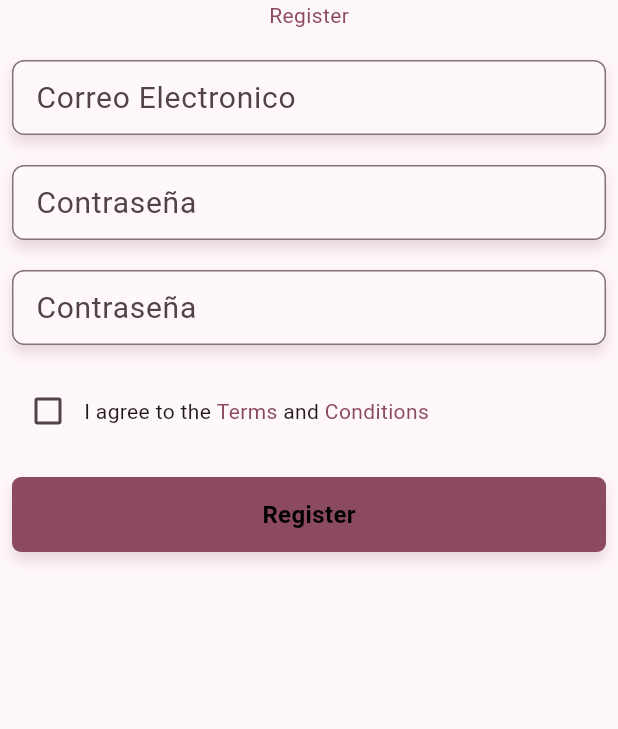
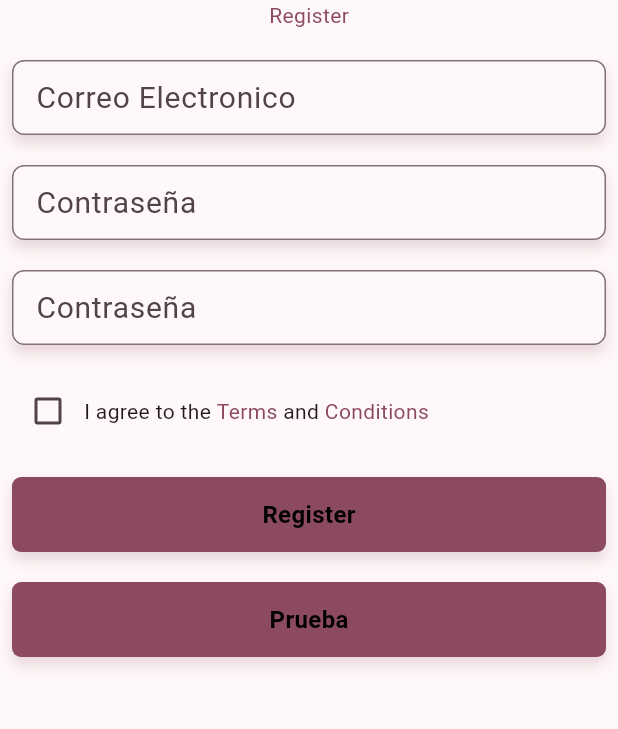
Before and after one commit to Upegui2005/CRUD_Flutter_Covenbiins, a Flutter app: the RegisterView screen opened by its route, on a phone screen of 412 x 824 dp, the part 282-1011 px from its top. Run offline on Flutter 3.47's test engine with Material 2 defaults, Android fonts, the phone set to English and light mode, and no system bars; our stand-ins replace bloc, equatable, faker, flutter_bloc, flutter_svg, go_router; missing offline and left inert: mongo_dart; Roboto replaces fonts that are missing (Odin Rounded); project files that could hold a hidden picture were left out.

Commit message:
Conecction DB

```diff
--- /dev/null
+++ b/lib/Mongo_Db_Model.dart
@@ -0,0 +1,32 @@
+import 'dart:convert';
+
+import 'package:mongo_dart/mongo_dart.dart';
+
+MongoDbModel mongoDbModelFromJson(String str) =>
+    MongoDbModel.fromJson(json.decode(str));
+
+String mongoDbModelToJson(MongoDbModel data) => json.encode(data.toJson());
+
+class MongoDbModel {
+  MongoDbModel({
+    required this.id,
+    required this.email,
+    required this.password,
+  });
+
+  ObjectId id;
+  String email;
+  String password;
+
+  factory MongoDbModel.fromJson(Map<String, dynamic> json) => MongoDbModel(
+    id: json["_id"],
+    email: json["email"],
+    password: json["password"],
+  );
+
+  Map<String, dynamic> toJson() => {
+    "_id": id,
+    "email": email,
+    "password": password,
+  };
+}
--- a/lib/app/presentation/views/register/register_view.dart
+++ b/lib/app/presentation/views/register/register_view.dart
@@ -1,6 +1,10 @@
+import 'package:covenbiins_2/Mongo_Db_Model.dart';
 import 'package:covenbiins_2/app/presentation/views/register/widgets/my_check_box.dart';
+import 'package:covenbiins_2/dbHelper/mondodb.dart';
+import 'package:faker/faker.dart';
 import 'package:flutter/material.dart';
 import 'package:flutter_svg/svg.dart';
+import 'package:mongo_dart/mongo_dart.dart' as M;
 
 import '../../widgets/form_text_field.dart';
 import '../../widgets/my_button_form.dart';
@@ -17,8 +21,8 @@ class RegisterView extends StatefulWidget {
 
 class _RegisterViewState extends State<RegisterView> {
 
-  final _emailAddress = TextEditingController();
-  final _visiblePassword = TextEditingController();
+  var emailAddress = TextEditingController();
+  var visiblePassword = TextEditingController();
 
   bool _checkBox = false;
 
@@ -54,7 +58,7 @@ class _RegisterViewState extends State<RegisterView> {
                     textInputType: TextInputType.emailAddress,
                     obscureText: false,
                     suffixIcon: false,
-                    controller: _emailAddress,
+                    controller: emailAddress,
                   ),
                   const SizedBox(height: 20,),
                   MyFormTextField(
@@ -63,7 +67,7 @@ class _RegisterViewState extends State<RegisterView> {
                     textInputType: TextInputType.visiblePassword,
                     obscureText: true,
                     suffixIcon: false,
-                    controller: _visiblePassword,
+                    controller: visiblePassword,
                   ),
                   const SizedBox(height: 20,),
                   MyFormTextField(
@@ -72,7 +76,7 @@ class _RegisterViewState extends State<RegisterView> {
                     textInputType: TextInputType.visiblePassword,
                     obscureText: true,
                     suffixIcon: false,
-                    controller: _visiblePassword,
+                    controller:   visiblePassword,
                   ),
 
                   const SizedBox(height: 20,),
@@ -101,9 +105,19 @@ class _RegisterViewState extends State<RegisterView> {
                         );
                       }
                       else{
+                        _registarData(emailAddress.text,visiblePassword.text);
                       }
                     },
                   ),
+
+                  const SizedBox(height: 20,),
+
+                  MyButtonForm(
+                    text: 'Prueba',
+                    onTab: () {
+                      _fakeData();
+                    },
+                  )
                   //TextButton
                 ],
               ),
@@ -112,4 +126,32 @@ class _RegisterViewState extends State<RegisterView> {
       ),
     );
   }
+
+  Future<void> _registarData(String email, String password) async {
+    var id = M.ObjectId();
+    final data = MongoDbModel(
+        id: id,
+        email: email,
+        password: password,
+    );
+    var result = await MongoDatabase.insert(data);
+    ScaffoldMessenger.of(context).showSnackBar(
+        SnackBar(
+            content: Text("Insert ID ${id.$oid}")
+        )
+    );
+    _clearAll();
+  }
+
+  void _clearAll() {
+    emailAddress.text = "";
+    visiblePassword.text = "";
+  }
+
+  void _fakeData() {
+    setState(() {
+      emailAddress.text = faker.internet.email();
+      visiblePassword.text = faker.internet.password();
+    });
+  }
 }
--- /dev/null
+++ b/lib/dbHelper/constant.dart
@@ -0,0 +1,2 @@
+const MONGO_CONN_URL = "mongodb+srv://emmaupegui2005:s44qOfHko47oI5qZ@clusteradsoficha2557466.hbpe9cs.mongodb.net/Prueba?retryWrites=true&w=majority";
+const USER_COLLECTION = "Usuarios";
--- a/lib/main.dart
+++ b/lib/main.dart
@@ -1,6 +1,9 @@
 import 'package:covenbiins_2/app/app.dart';
+import 'package:covenbiins_2/dbHelper/mondodb.dart';
 import 'package:flutter/material.dart';
 
-void main(){
+Future<void> main() async {
+  WidgetsFlutterBinding.ensureInitialized();
+  await MongoDatabase.connect();
   runApp(const App());
 }
--- a/pubspec.yaml
+++ b/pubspec.yaml
@@ -50,6 +50,8 @@ dependencies:
   bloc: ^8.1.2
   intl: ^0.18.1
   crypto: ^3.0.3
+  mongo_dart: ^0.9.3
+  faker: ^2.1.0
 
 dev_dependencies:
   flutter_test:
```
Also changed, not shown: lib/dbHelper/mondodb.dart (added, +31 -0 lines), pubspec.lock.
